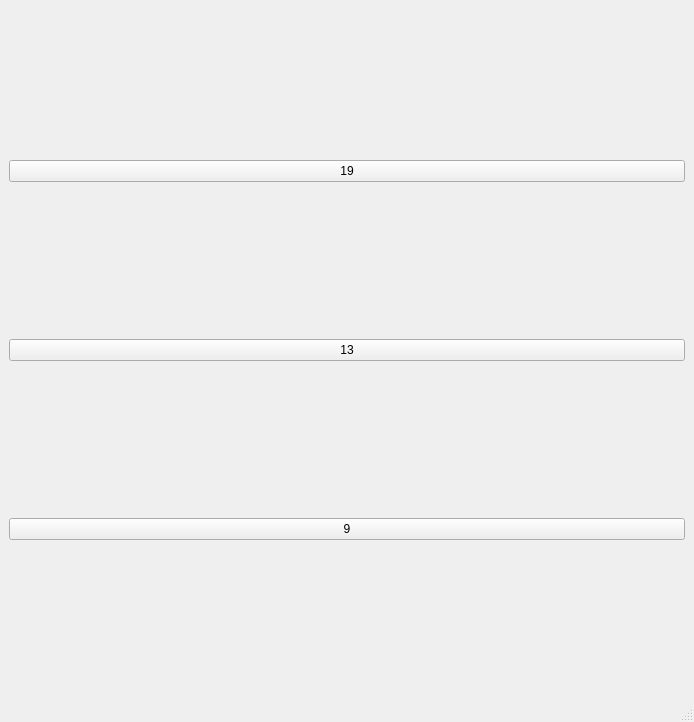
First picture: the form in mainwindow.ui, repository MikkoSalojarvi/gameOfGo, before the edit.
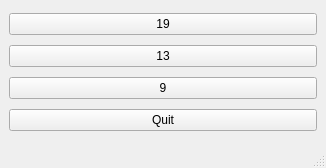
Second picture: the form after the edit.

What changed in the file:
```diff
--- a/mainwindow.ui
+++ b/mainwindow.ui
@@ -6,8 +6,8 @@
    <rect>
     <x>0</x>
     <y>0</y>
-    <width>694</width>
-    <height>722</height>
+    <width>326</width>
+    <height>168</height>
    </rect>
   </property>
   <property name="windowTitle">
@@ -36,6 +36,13 @@
       </property>
      </widget>
     </item>
+    <item>
+     <widget class="QPushButton" name="btnQuit">
+      <property name="text">
+       <string>Quit</string>
+      </property>
+     </widget>
+    </item>
    </layout>
   </widget>
   <widget class="QMenuBar" name="menubar">
```
Left out of the diff: 2 changed lines with no effect on the pictures.
